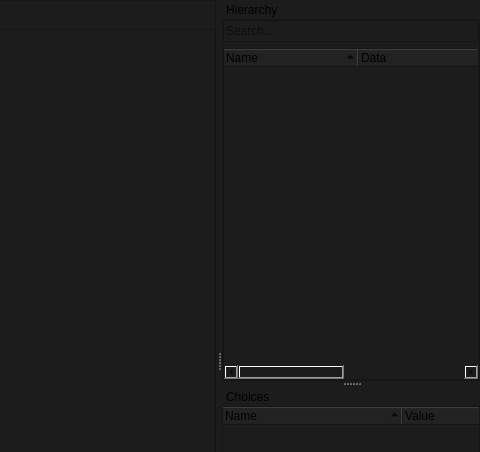
dertwist/Hammer5Tools, file smartprop_editor/main.ui: the form before one commit; both pictures show x 800 to 1280 and y 0 to 452 of the 1280 by 720 pixel window.
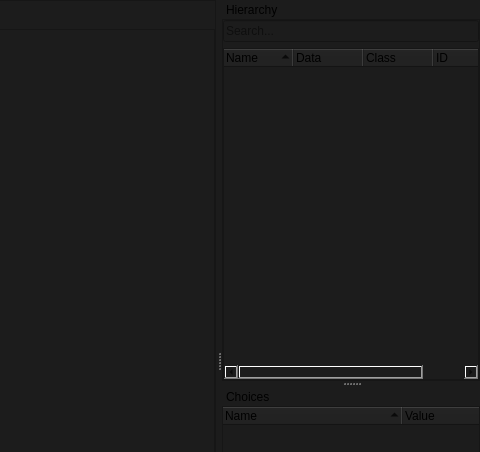
The form after the commit. Icons and pictures are not drawn.

The edit to the form file:
```diff
--- a/smartprop_editor/main.ui
+++ b/smartprop_editor/main.ui
@@ -272,10 +272,10 @@
            <bool>false</bool>
           </attribute>
           <attribute name="headerMinimumSectionSize">
-           <number>135</number>
+           <number>20</number>
           </attribute>
           <attribute name="headerDefaultSectionSize">
-           <number>135</number>
+           <number>70</number>
           </attribute>
           <attribute name="headerShowSortIndicator" stdset="0">
            <bool>true</bool>
```
